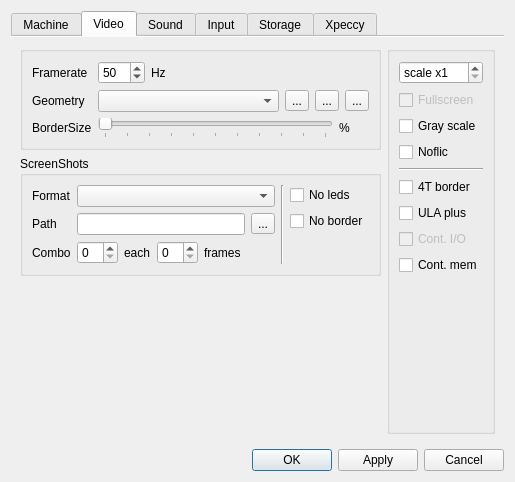
The window that ui/setupwin.ui (samstyle/Xpeccy) describes before a commit, drawn with Qt 5.
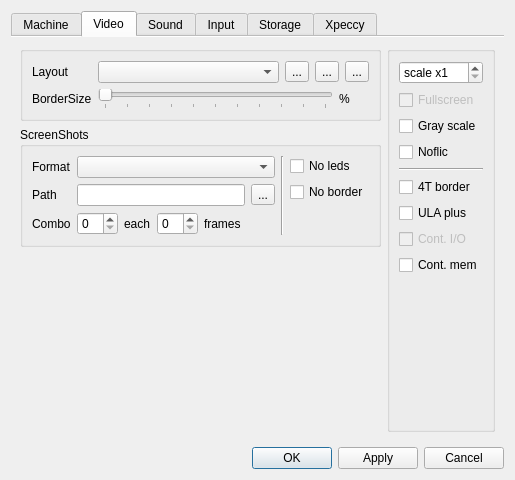
The same window after the commit. The open tabs and pages were chosen to show the change. Icons and pictures are not drawn.

```diff
--- a/ui/setupwin.ui
+++ b/ui/setupwin.ui
@@ -7,7 +7,7 @@
     <x>0</x>
     <y>0</y>
     <width>505</width>
-    <height>482</height>
+    <height>480</height>
    </rect>
   </property>
   <property name="sizePolicy">
@@ -363,7 +363,7 @@
            <item>
             <widget class="QGroupBox" name="vidViewGBox">
              <layout class="QGridLayout" name="gridLayout_2">
-              <item row="2" column="1">
+              <item row="1" column="1">
                <layout class="QHBoxLayout" name="horizontalLayout_26">
                 <item>
                  <widget class="QComboBox" name="geombox"/>
@@ -404,64 +404,13 @@
                </layout>
               </item>
               <item row="2" column="0">
-               <widget class="QLabel" name="label_8">
-                <property name="text">
-                 <string>Geometry</string>
-                </property>
-               </widget>
-              </item>
-              <item row="1" column="1">
-               <layout class="QHBoxLayout" name="horizontalLayout_30">
-                <item>
-                 <widget class="QSpinBox" name="fpsSpinbox">
-                  <property name="minimum">
-                   <number>25</number>
-                  </property>
-                  <property name="maximum">
-                   <number>100</number>
-                  </property>
-                  <property name="value">
-                   <number>50</number>
-                  </property>
-                 </widget>
-                </item>
-                <item>
-                 <widget class="QLabel" name="label_30">
-                  <property name="text">
-                   <string>Hz</string>
-                  </property>
-                 </widget>
-                </item>
-                <item>
-                 <spacer name="horizontalSpacer_7">
-                  <property name="orientation">
-                   <enum>Qt::Horizontal</enum>
-                  </property>
-                  <property name="sizeHint" stdset="0">
-                   <size>
-                    <width>40</width>
-                    <height>20</height>
-                   </size>
-                  </property>
-                 </spacer>
-                </item>
-               </layout>
-              </item>
-              <item row="1" column="0">
-               <widget class="QLabel" name="label_29">
-                <property name="text">
-                 <string>Framerate</string>
-                </property>
-               </widget>
-              </item>
-              <item row="3" column="0">
                <widget class="QLabel" name="label_3">
                 <property name="text">
                  <string>BorderSize</string>
                 </property>
                </widget>
               </item>
-              <item row="3" column="1">
+              <item row="2" column="1">
                <layout class="QHBoxLayout" name="horizontalLayout_18">
                 <item>
                  <widget class="QSlider" name="bszsld">
@@ -500,6 +449,13 @@
                 </item>
                </layout>
               </item>
+              <item row="1" column="0">
+               <widget class="QLabel" name="label_8">
+                <property name="text">
+                 <string>Layout</string>
+                </property>
+               </widget>
+              </item>
              </layout>
             </widget>
            </item>
```
